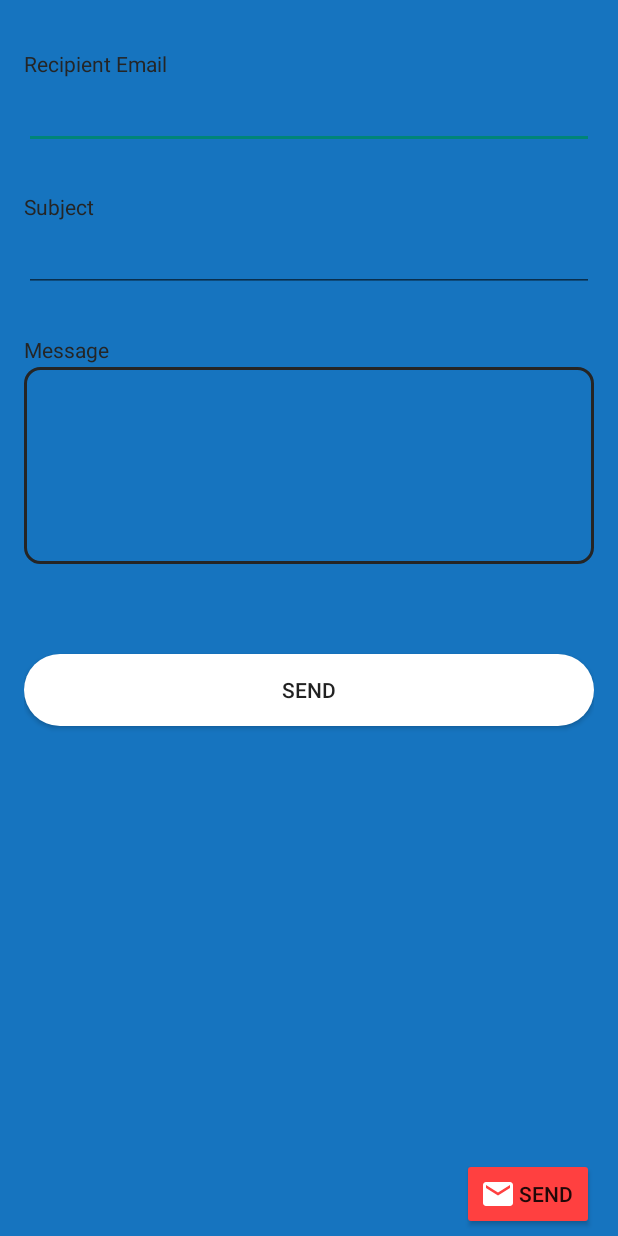
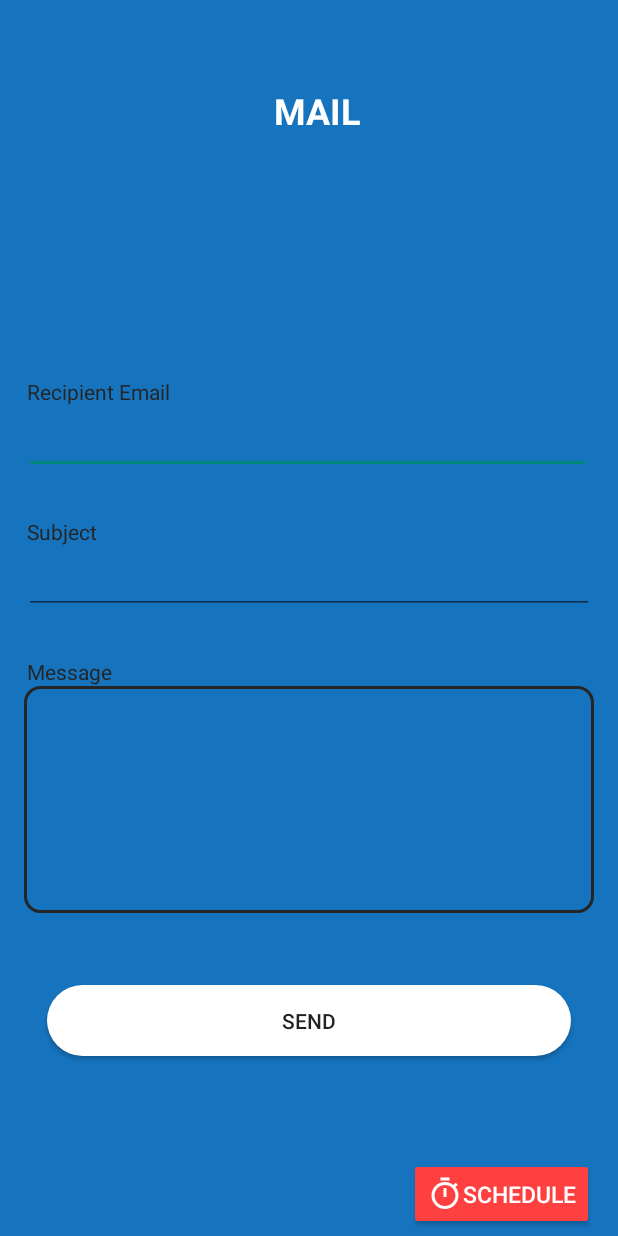
Before and after one commit to Sakshat682/SnapMailer, an Android app: the SendMailActivity screen opened directly, with no data from a screen before it, on a phone screen of 412 x 824 dp. Run offline under Robolectric (Android 15) with nearby library versions, the phone set to English and light mode, and no system bars.

Commit message:
bugFixes and Updaes

```diff
--- a/app/build.gradle
+++ b/app/build.gradle
@@ -57,4 +57,7 @@ dependencies {
     def multidex_version = "2.0.1"
     implementation "androidx.multidex:multidex:$multidex_version"
 
+    implementation 'com.github.bumptech.glide:glide:4.12.0'
+    annotationProcessor 'com.github.bumptech.glide:compiler:4.12.0'
+
 }
--- a/app/src/main/java/com/asher/snapmailer/MyProfileActivity.java
+++ b/app/src/main/java/com/asher/snapmailer/MyProfileActivity.java
@@ -10,6 +10,7 @@ import android.os.Bundle;
 import android.view.View;
 import android.widget.Button;
 import android.widget.TextView;
+import android.widget.Toast;
 
 import com.google.android.gms.auth.api.signin.GoogleSignInClient;
 import com.google.android.gms.tasks.OnCompleteListener;
@@ -44,8 +45,6 @@ public class MyProfileActivity extends AppCompatActivity {
             @Override
             public void onClick(View v) {
                 signOut();
-                startActivity(new Intent(MyProfileActivity.this, LoginActivity.class)
-                        .setFlags(Intent.FLAG_ACTIVITY_CLEAR_TOP));
             }
         });
     }
@@ -56,6 +55,8 @@ public class MyProfileActivity extends AppCompatActivity {
                     @Override
                     public void onComplete(@NonNull Task<Void> task) {
                         // ...
+                        Toast.makeText(MyProfileActivity.this, "signout", Toast.LENGTH_SHORT).show();
+                        finish();
 
                     }
                 });
--- a/app/src/main/java/com/asher/snapmailer/SchedulerActivity.java
+++ b/app/src/main/java/com/asher/snapmailer/SchedulingActivity.java
@@ -4,11 +4,11 @@ import androidx.appcompat.app.AppCompatActivity;
 
 import android.os.Bundle;
 
-public class SchedulerActivity extends AppCompatActivity {
+public class SchedulingActivity extends AppCompatActivity {
 
     @Override
     protected void onCreate(Bundle savedInstanceState) {
         super.onCreate(savedInstanceState);
-        setContentView(R.layout.activity_scheduler);
+        setContentView(R.layout.activity_scheduling);
     }
 }
--- /dev/null
+++ b/app/src/main/res/drawable/cursor_color.xml
@@ -0,0 +1,6 @@
+<?xml version="1.0" encoding="utf-8"?>
+<shape xmlns:android="http://schemas.android.com/apk/res/android">
+    <size android:width="3dp" />
+    <solid android:color="#FFFFFF"  />
+
+</shape>
--- /dev/null
+++ b/app/src/main/res/drawable/ic_baseline_timer_24.xml
@@ -0,0 +1,5 @@
+<vector android:height="24dp" android:tint="#FFFFFF"
+    android:viewportHeight="24" android:viewportWidth="24"
+    android:width="24dp" xmlns:android="http://schemas.android.com/apk/res/android">
+    <path android:fillColor="@android:color/white" android:pathData="M15,1L9,1v2h6L15,1zM11,14h2L13,8h-2v6zM19.03,7.39l1.42,-1.42c-0.43,-0.51 -0.9,-0.99 -1.41,-1.41l-1.42,1.42C16.07,4.74 14.12,4 12,4c-4.97,0 -9,4.03 -9,9s4.02,9 9,9 9,-4.03 9,-9c0,-2.12 -0.74,-4.07 -1.97,-5.61zM12,20c-3.87,0 -7,-3.13 -7,-7s3.13,-7 7,-7 7,3.13 7,7 -3.13,7 -7,7z"/>
+</vector>
--- a/app/src/main/res/layout/activity_login.xml
+++ b/app/src/main/res/layout/activity_login.xml
@@ -46,7 +46,8 @@
         app:layout_constraintEnd_toEndOf="parent"
         app:layout_constraintHorizontal_bias="0.0"
         app:layout_constraintStart_toStartOf="parent"
-        app:layout_constraintTop_toBottomOf="@+id/loginInputEmail" />
+        app:layout_constraintTop_toBottomOf="@+id/loginInputEmail"
+        android:textCursorDrawable="@drawable/cursor_color"/>
 
     <EditText
         android:id="@+id/loginInputEmail"
@@ -69,7 +70,8 @@
         app:layout_constraintEnd_toEndOf="@+id/loginInputPassword"
         app:layout_constraintHorizontal_bias="1.0"
         app:layout_constraintStart_toStartOf="@+id/loginInputPassword"
-        app:layout_constraintTop_toBottomOf="@+id/loginLogo" />
+        app:layout_constraintTop_toBottomOf="@+id/loginLogo"
+        android:textCursorDrawable="@drawable/cursor_color"/>
 
     <TextView
         android:id="@+id/loginForgotPassword"
--- a/app/src/main/res/layout/activity_main_send_mail.xml
+++ b/app/src/main/res/layout/activity_main_send_mail.xml
@@ -5,61 +5,72 @@
     android:layout_width="match_parent"
     android:layout_height="match_parent"
     android:background="@color/colorTaskbar2"
-    tools:context=".LoginActivity">
-
-    <RelativeLayout
-        android:layout_width="match_parent"
-        android:layout_height="600dp"
-        android:background="@color/colorTaskbar2"
-        android:backgroundTint="@color/colorTaskbar2"
-        android:orientation="vertical"
-        android:paddingLeft="@dimen/activity_horizontal_margin"
-        android:paddingTop="@dimen/activity_vertical_margin"
-        android:paddingRight="@dimen/activity_horizontal_margin"
-        android:paddingBottom="@dimen/activity_vertical_margin"
-        tools:layout_editor_absoluteX="0dp"
-        tools:layout_editor_absoluteY="0dp">
+    tools:context=".SendMailActivity">
 
 
     <TextView
         android:layout_width="wrap_content"
         android:layout_height="wrap_content"
         android:layout_above="@id/editTextEmail"
-            android:layout_marginBottom="2dp"
-            android:text="Recipient Email"
-            android:textColor="@color/colorTaskbar" />
+        android:layout_marginStart="18dp"
+        android:text="Subject"
+        android:textColor="@color/colorTaskbar"
+        app:layout_constraintBottom_toTopOf="@+id/editTextSubject"
+        app:layout_constraintStart_toStartOf="parent" />
+
 
     <EditText
         android:id="@+id/editTextEmail"
         android:layout_width="match_parent"
         android:layout_height="wrap_content"
         android:layout_above="@id/editTextSubject"
-            android:layout_marginBottom="50dp"
-            android:textColor="@color/colorwhite" />
+        android:layout_marginStart="16dp"
+        android:layout_marginEnd="18dp"
+        android:layout_marginBottom="48dp"
+        android:inputType="text"
+        android:textColor="@color/colorwhite"
+        app:layout_constraintBottom_toTopOf="@+id/editTextSubject"
+        app:layout_constraintEnd_toEndOf="parent"
+        app:layout_constraintHorizontal_bias="0.0"
+        app:layout_constraintStart_toStartOf="parent"
+        android:textCursorDrawable="@drawable/cursor_color"/>
 
     <TextView
+        android:id="@+id/textView3"
         android:layout_width="wrap_content"
         android:layout_height="wrap_content"
         android:layout_above="@+id/editTextSubject"
-            android:layout_marginBottom="2dp"
-            android:text="Subject"
-            android:textColor="@color/colorTaskbar" />
+        android:layout_marginStart="18dp"
+        android:text="Recipient Email"
+        android:textColor="@color/colorTaskbar"
+        app:layout_constraintBottom_toTopOf="@+id/editTextEmail"
+        app:layout_constraintStart_toStartOf="parent" />
 
     <EditText
         android:id="@+id/editTextSubject"
         android:layout_width="match_parent"
         android:layout_height="wrap_content"
         android:layout_above="@+id/editTextMessage"
-            android:layout_marginBottom="50dp"
-            android:textColor="@color/colorwhite" />
+        android:layout_marginStart="16dp"
+        android:layout_marginEnd="16dp"
+        android:layout_marginBottom="48dp"
+        android:inputType="textWebEmailAddress|text"
+        android:textColor="@color/colorwhite"
+        app:layout_constraintBottom_toTopOf="@+id/editTextMessage"
+        app:layout_constraintEnd_toEndOf="parent"
+        app:layout_constraintHorizontal_bias="0.0"
+        app:layout_constraintStart_toStartOf="parent"
+        android:textCursorDrawable="@drawable/cursor_color"/>
 
     <TextView
         android:layout_width="wrap_content"
         android:layout_height="wrap_content"
         android:layout_above="@+id/editTextMessage"
-            android:layout_marginBottom="2dp"
+        android:layout_marginStart="18dp"
         android:text="Message"
-            android:textColor="@color/colorTaskbar" />
+        android:textColor="@color/colorTaskbar"
+        app:layout_constraintBottom_toTopOf="@+id/editTextMessage"
+        app:layout_constraintStart_toStartOf="parent" />
 
     <EditText
         android:id="@+id/editTextMessage"
@@ -68,24 +79,36 @@
         android:layout_above="@+id/buttonSend"
         android:layout_alignParentLeft="true"
         android:layout_alignParentRight="true"
-            android:layout_marginBottom="60dp"
+        android:layout_marginStart="16dp"
+        android:layout_marginEnd="16dp"
+        android:layout_marginBottom="48dp"
         android:background="@drawable/inputbg3"
+        android:inputType="textMultiLine|text"
         android:lines="6"
-            android:textColor="@color/colorwhite" />
+        android:paddingLeft="20dp"
+        android:paddingTop="10dp"
+        android:paddingRight="10dp"
+        android:paddingBottom="10dp"
+        android:textColor="@color/colorwhite"
+        app:layout_constraintBottom_toTopOf="@+id/buttonSend"
+        app:layout_constraintEnd_toEndOf="parent"
+        app:layout_constraintHorizontal_bias="0.0"
+        app:layout_constraintStart_toStartOf="parent"
+        android:textCursorDrawable="@drawable/cursor_color"/>
 
     <Button
         android:id="@+id/buttonSend"
-            android:layout_width="match_parent"
-            android:layout_height="wrap_content"
+        android:layout_width="349dp"
+        android:layout_height="47dp"
         android:layout_alignParentLeft="true"
         android:layout_alignParentRight="true"
         android:layout_alignParentBottom="true"
-            android:layout_marginBottom="100dp"
+        android:layout_marginBottom="120dp"
         android:background="@drawable/btn_selector"
-            android:text="Send" />
-
-
-    </RelativeLayout>
+        android:text="Send"
+        app:layout_constraintBottom_toBottomOf="parent"
+        app:layout_constraintEnd_toEndOf="parent"
+        app:layout_constraintStart_toStartOf="parent" />
 
     <Button
         android:id="@+id/schedulefab"
@@ -95,10 +118,31 @@
         android:layout_marginEnd="16dp"
         android:layout_marginBottom="4dp"
         android:backgroundTint="@color/lightRed"
-        android:drawableLeft="@drawable/ic_email"
-        android:text="Send"
+        android:drawableLeft="@drawable/ic_baseline_timer_24"
+        android:text="Schedule"
+        android:textColor="@color/colorwhite"
+        android:textSize="15sp"
         app:layout_constraintBottom_toBottomOf="parent"
         app:layout_constraintEnd_toEndOf="parent"
         app:tint="@color/colorRed"
         tools:ignore="VectorDrawableCompat" />
+
+
+    <TextView
+        android:id="@+id/textView"
+        android:layout_width="106dp"
+        android:layout_height="42dp"
+        android:layout_marginBottom="12dp"
+        android:paddingLeft="30dp"
+        android:paddingTop="0dp"
+        android:text="MAIL"
+        android:textColor="@color/colorwhite"
+        android:textSize="24sp"
+        android:textStyle="bold"
+        app:layout_constraintBottom_toTopOf="@+id/textView3"
+        app:layout_constraintEnd_toEndOf="parent"
+        app:layout_constraintHorizontal_bias="0.498"
+        app:layout_constraintStart_toStartOf="parent"
+        app:layout_constraintTop_toTopOf="parent"
+        app:layout_constraintVertical_bias="0.29" />
 </androidx.constraintlayout.widget.ConstraintLayout>
```
Also changed, not shown: app/src/main/AndroidManifest.xml (+5 -2 lines), app/src/main/java/com/asher/snapmailer/SendMailActivity.java (+11 -8 lines), app/src/main/res/layout/activity_register.xml (+10 -5 lines), app/src/main/res/layout/activity_scheduler.xml (deleted, +0 -106 lines), app/src/main/res/layout/activity_scheduling.xml (added, +137 -0 lines). Lines whose indentation alone changed are shown as unchanged.
